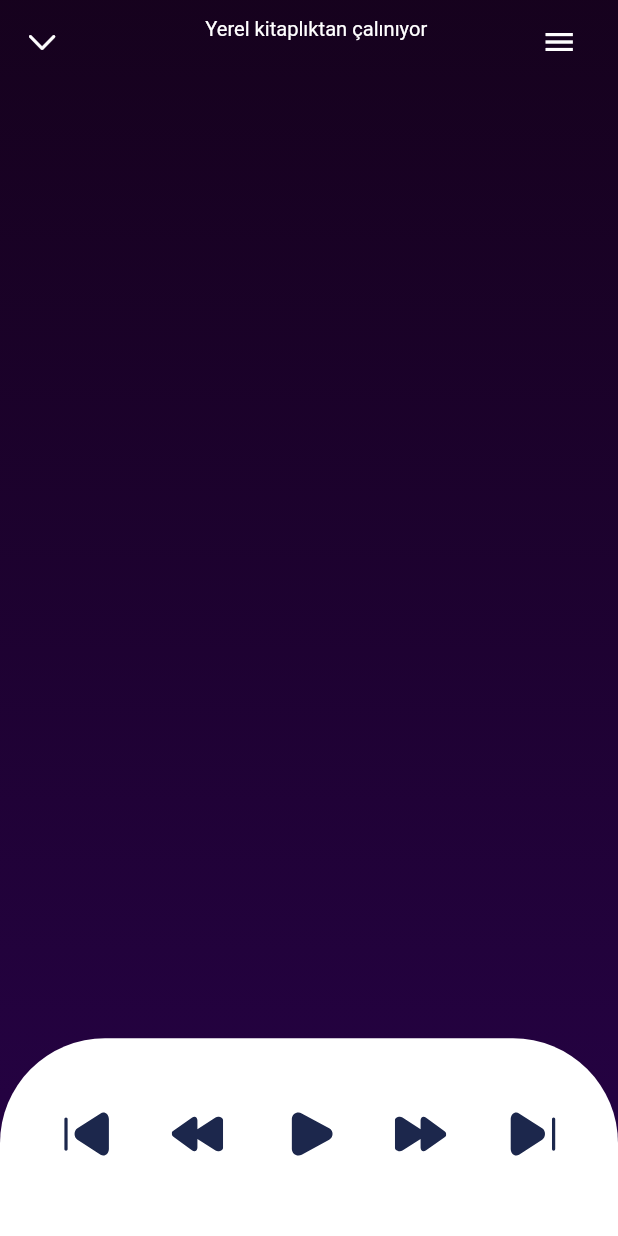
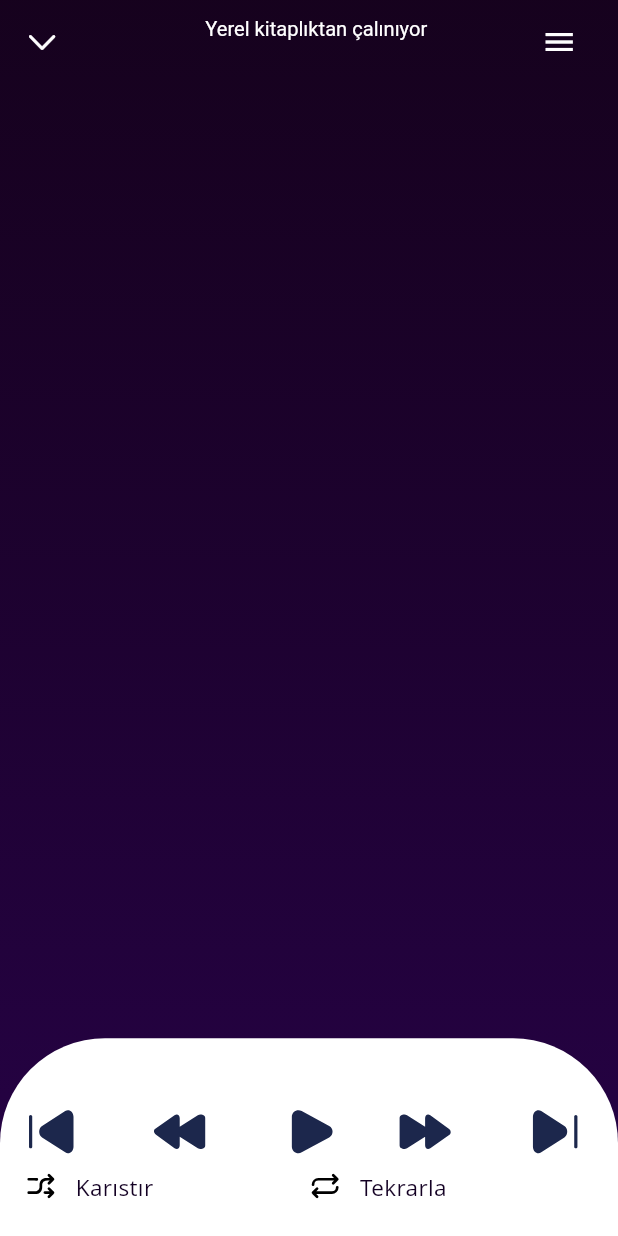
Before and after one commit to GozdeAA/music, a Flutter app: the PlayerPage screen opened directly, on a phone screen of 412 x 824 dp. Run offline on Flutter 3.47's test engine with Material 3 defaults, Android fonts, the phone set to English and light mode, and no system bars; drawn by our look-alikes of card_swiper; our stand-ins replace animated_text_kit, audioplayers, dio, flutter_easyloading, flutter_svg, get and 6 more; accounts and stored records are empty; Roboto replaces fonts that are missing (Open Sans).

Commit message:
shuffle and loop methods, design fix

```diff
--- a/lib/pages/auth.dart
+++ b/lib/pages/auth.dart
@@ -1,13 +1,9 @@
-import 'package:dio/dio.dart';
 import 'package:flutter/material.dart';
-import 'package:flutter_easyloading/flutter_easyloading.dart';
 import 'package:freechoice_music/services/abstract/i_user_service.dart';
 import 'package:freechoice_music/utilities/network/endpoints.dart';
-import 'package:get/get.dart';
 import 'package:get_it/get_it.dart';
 import 'package:webview_flutter/webview_flutter.dart';
 
-import '../utilities/helpers/user/session.dart';
 
 //todo add vm
 //Todo add get it
--- a/lib/pages/home.dart
+++ b/lib/pages/home.dart
@@ -34,7 +34,7 @@ class HomePage extends StatelessWidget {
                           CustomIconButton(
                             assetName: 'user',
                             onPressed: () {
-                              Get.to(() => AuthDeezer());
+                              Get.to(() => const AuthDeezer());
                               //setting page || profile page
                             },
                           ),
--- a/lib/pages/player.dart
+++ b/lib/pages/player.dart
@@ -1,6 +1,7 @@
 import 'package:card_swiper/card_swiper.dart';
 import 'package:flutter/cupertino.dart';
 import 'package:flutter/material.dart';
+import 'package:flutter/widgets.dart';
 import 'package:flutter_svg/flutter_svg.dart';
 import 'package:freechoice_music/controllers/player_vm.dart';
 import 'package:freechoice_music/pages/song_list.dart';
@@ -84,7 +85,7 @@ class PlayerPage extends StatelessWidget {
                     height: 50.h,
                     child: Swiper(
                       onIndexChanged: (i) {
-                        if (vm.files.isNotEmpty) {
+                        if (vm.query.isNotEmpty) {
                           vm.currentIndex.value = i;
                           //vm.checkPlayingStatus();
                           vm.testplay(i: i, PlayType.current);
@@ -93,7 +94,7 @@ class PlayerPage extends StatelessWidget {
                       loop: false,
                       controller: vm.swiperController,
                       itemBuilder: (BuildContext context, int index) {
-                        if (vm.files.isEmpty) {
+                        if (vm.query.isEmpty) {
                           return Center(
                             child: Column(
                               children: [
@@ -126,7 +127,7 @@ class PlayerPage extends StatelessWidget {
                           );
                         }
                       },
-                      itemCount: vm.files.length,
+                      itemCount: vm.query.length,
                       viewportFraction: 0.8,
                       scale: 0.9,
                     ),
@@ -142,6 +143,7 @@ class PlayerPage extends StatelessWidget {
   Container playArea(PlayerVM vm) {
     return Container(
       height: 16.h,
+      padding: EdgeInsets.symmetric(horizontal: 4.w),
       decoration: const BoxDecoration(
           color: Colors.white,
           borderRadius: BorderRadius.only(
@@ -150,15 +152,20 @@ class PlayerPage extends StatelessWidget {
         mainAxisAlignment: MainAxisAlignment.center,
         crossAxisAlignment: CrossAxisAlignment.center,
         children: [
+          const Spacer(
+            flex: 2,
+          ),
           Row(
-            mainAxisAlignment: MainAxisAlignment.spaceEvenly,
+            mainAxisAlignment: MainAxisAlignment.spaceBetween,
             crossAxisAlignment: CrossAxisAlignment.center,
             children: [
               CustomIconButton(
                   assetName: "skip_previous",
                   onPressed: () => vm.testplay(PlayType.previous)),
+              const Spacer(),
               CustomIconButton(
                   assetName: "pre", onPressed: () => vm.pre10Seconds()),
+              const Spacer(),
               AnimatedSwitcher(
                 transitionBuilder: (Widget child, Animation<double> animation) {
                   return ScaleTransition(scale: animation, child: child);
@@ -169,16 +176,36 @@ class PlayerPage extends StatelessWidget {
                 switchOutCurve: Curves.easeOutCirc,
                 child: Obx(() => customButton(vm.playButton.value, vm)),
               ),
+              const Spacer(),
               CustomIconButton(
                   assetName: "next", onPressed: () => vm.next10Seconds()),
+              const Spacer(),
               CustomIconButton(
                   assetName: "skip_next",
                   onPressed: () => vm.testplay(PlayType.next)),
             ],
           ),
           SizedBox(
-            height: 0.5.h,
+            height: 1.h,
           ),
+          Row(
+            mainAxisAlignment: MainAxisAlignment.center,
+            children: [
+              CustomIconButton(
+                assetName: "shuffle",
+                size: 19.sp,
+                onPressed: () => vm.shuffle(),
+                title: "Karıstır",
+              ),
+              CustomIconButton(
+                assetName: "loop",
+                size: 19.sp,
+                onPressed: () => vm.loopCurrentSong(),
+                title: "Tekrarla",
+              ),
+            ],
+          ),
+          const Spacer()
         ],
       ),
     );
--- a/lib/utilities/widgets/custom_icon_button.dart
+++ b/lib/utilities/widgets/custom_icon_button.dart
@@ -4,7 +4,14 @@ import 'package:freechoice_music/utilities/extensions/sizer.dart';
 
 class CustomIconButton extends StatelessWidget {
   const CustomIconButton(
-      {Key? key, required this.assetName, this.onPressed, this.size, this.flex, this.grade})
+      {Key? key,
+      required this.assetName,
+      this.onPressed,
+      this.size,
+      this.flex,
+      this.title,
+      this.textStyle,
+      this.grade})
       : super(key: key);
 
   final String assetName;
@@ -12,6 +19,8 @@ class CustomIconButton extends StatelessWidget {
   final double? size;
   final int? flex;
   final double? grade;
+  final String? title;
+  final TextStyle? textStyle;
 
   @override
   Widget build(BuildContext context) {
@@ -19,9 +28,22 @@ class CustomIconButton extends StatelessWidget {
       flex: flex ?? 1,
       child: GestureDetector(
         onTap: onPressed ?? () {},
-        child: SvgPicture.asset(
-          "assets/images/icons/$assetName.svg",
-          height: size ?? 24.sp,
+        child: Row(
+          children: [
+            SvgPicture.asset(
+              "assets/images/icons/$assetName.svg",
+              height: size ?? 24.sp,
+            ),
+            if (title != null && title!.isNotEmpty)
+              SizedBox(
+                width: 3.w,
+              ),
+            if (title != null && title!.isNotEmpty)
+              Text(
+                title!,
+                style: textStyle,
+              )
+          ],
         ),
       ),
     );
```
Also changed, not shown: lib/controllers/player_vm.dart (+18 -2 lines), lib/pages/song_list.dart (+17 -13 lines), assets/images/icons/loop.svg (added), assets/images/icons/shuffle.svg (added), 4 other files.
